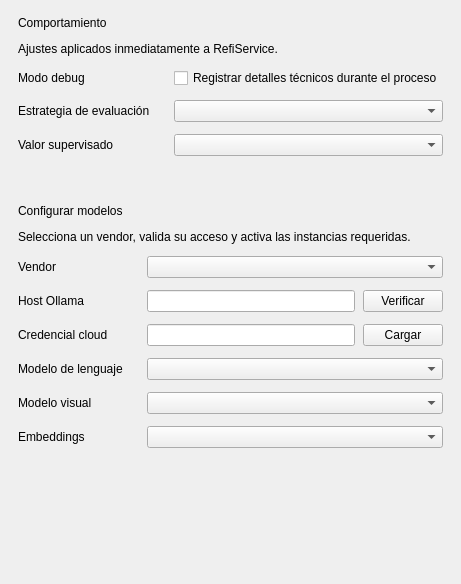
CHOP4NCHO/refi_alpha, file ui_pyqt/forms/config_page.ui: the form before one commit.
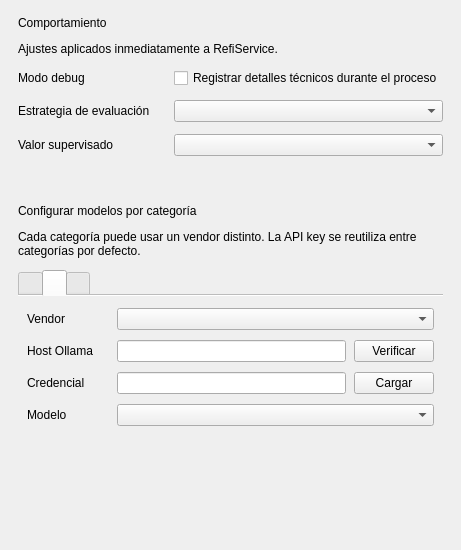
The form after the commit. The open tabs and pages were chosen to show the change.

Commit message: mvp: adecuacion de caso de uso configurar modelos

Diff of the .ui file:
```diff
--- a/ui_pyqt/forms/config_page.ui
+++ b/ui_pyqt/forms/config_page.ui
@@ -73,35 +73,43 @@
       <property name="bottomMargin"><number>18</number></property>
       <item>
        <widget class="QLabel" name="modelTitle">
-        <property name="text"><string>Configurar modelos</string></property>
+        <property name="text"><string>Configurar modelos por categoría</string></property>
        </widget>
       </item>
       <item>
        <widget class="QLabel" name="modelSubtitle">
-        <property name="text"><string>Selecciona un vendor, valida su acceso y activa las instancias requeridas.</string></property>
+        <property name="text"><string>Cada categoría puede usar un vendor distinto. La API key se reutiliza entre categorías por defecto.</string></property>
         <property name="muted" stdset="0"><bool>true</bool></property>
         <property name="wordWrap"><bool>true</bool></property>
        </widget>
       </item>
       <item>
-       <layout class="QFormLayout" name="modelForm">
+       <widget class="QTabWidget" name="category_tabs">
+        <property name="documentMode"><bool>true</bool></property>
+        <widget class="QWidget" name="tab_llm">
+         <layout class="QVBoxLayout" name="llmTabLayout">
+          <property name="spacing"><number>10</number></property>
+          <property name="topMargin"><number>12</number></property>
+          <property name="bottomMargin"><number>12</number></property>
+          <item>
+           <layout class="QFormLayout" name="llmForm">
         <property name="horizontalSpacing"><number>24</number></property>
         <item row="0" column="0">
-         <widget class="QLabel" name="providerLabel">
+             <widget class="QLabel" name="llmVendorLabel">
           <property name="text"><string>Vendor</string></property>
          </widget>
         </item>
         <item row="0" column="1">
-         <widget class="QComboBox" name="provider_combo"/>
+             <widget class="QComboBox" name="llm_vendor_combo"/>
         </item>
         <item row="1" column="0">
-         <widget class="QLabel" name="ollamaHostLabel">
+             <widget class="QLabel" name="llmOllamaHostLabel">
           <property name="text"><string>Host Ollama</string></property>
          </widget>
         </item>
         <item row="1" column="1">
-         <widget class="QWidget" name="ollama_host_container">
-          <layout class="QHBoxLayout" name="ollamaHostLayout">
+             <widget class="QWidget" name="llm_ollama_host_container">
+              <layout class="QHBoxLayout" name="llmOllamaHostLayout">
            <property name="spacing"><number>8</number></property>
            <property name="leftMargin"><number>0</number></property>
            <property name="topMargin"><number>0</number></property>
@@ -119,13 +127,13 @@
          </widget>
         </item>
         <item row="2" column="0">
-         <widget class="QLabel" name="geminiKeyLabel">
-          <property name="text"><string>Credencial cloud</string></property>
+             <widget class="QLabel" name="llmKeyLabel">
+              <property name="text"><string>Credencial</string></property>
          </widget>
         </item>
         <item row="2" column="1">
-         <widget class="QWidget" name="gemini_key_container">
-          <layout class="QHBoxLayout" name="geminiKeyLayout">
+             <widget class="QWidget" name="llm_key_container">
+              <layout class="QHBoxLayout" name="llmKeyLayout">
            <property name="spacing"><number>8</number></property>
            <property name="leftMargin"><number>0</number></property>
            <property name="topMargin"><number>0</number></property>
@@ -143,27 +151,177 @@
          </widget>
         </item>
         <item row="3" column="0">
-         <widget class="QLabel" name="llmLabel">
-          <property name="text"><string>Modelo de lenguaje</string></property>
+             <widget class="QLabel" name="llmModelLabel">
+              <property name="text"><string>Modelo</string></property>
          </widget>
         </item>
         <item row="3" column="1">
          <widget class="QComboBox" name="llm_combo"/>
         </item>
-        <item row="4" column="0">
-         <widget class="QLabel" name="vlmLabel">
-          <property name="text"><string>Modelo visual</string></property>
-         </widget>
-        </item>
-        <item row="4" column="1">
+           </layout>
+          </item>
+          <item>
+           <widget class="QLabel" name="llm_status_label">
+            <property name="text"><string/></property>
+            <property name="muted" stdset="0"><bool>true</bool></property>
+            <property name="wordWrap"><bool>true</bool></property>
+           </widget>
+          </item>
+         </layout>
+        </widget>
+        <widget class="QWidget" name="tab_vlm">
+         <layout class="QVBoxLayout" name="vlmTabLayout">
+          <property name="spacing"><number>10</number></property>
+          <property name="topMargin"><number>12</number></property>
+          <property name="bottomMargin"><number>12</number></property>
+          <item>
+           <layout class="QFormLayout" name="vlmForm">
+            <property name="horizontalSpacing"><number>24</number></property>
+            <item row="0" column="0">
+             <widget class="QLabel" name="vlmVendorLabel">
+              <property name="text"><string>Vendor</string></property>
+             </widget>
+            </item>
+            <item row="0" column="1">
+             <widget class="QComboBox" name="vlm_vendor_combo"/>
+            </item>
+            <item row="1" column="0">
+             <widget class="QLabel" name="vlmOllamaHostLabel">
+              <property name="text"><string>Host Ollama</string></property>
+             </widget>
+            </item>
+            <item row="1" column="1">
+             <widget class="QWidget" name="vlm_ollama_host_container">
+              <layout class="QHBoxLayout" name="vlmOllamaHostLayout">
+               <property name="spacing"><number>8</number></property>
+               <property name="leftMargin"><number>0</number></property>
+               <property name="topMargin"><number>0</number></property>
+               <property name="rightMargin"><number>0</number></property>
+               <property name="bottomMargin"><number>0</number></property>
+               <item>
+                <widget class="QLineEdit" name="vlm_ollama_host_input"/>
+               </item>
+               <item>
+                <widget class="QPushButton" name="vlm_ollama_verify_button">
+                 <property name="text"><string>Verificar</string></property>
+                </widget>
+               </item>
+              </layout>
+             </widget>
+            </item>
+            <item row="2" column="0">
+             <widget class="QLabel" name="vlmKeyLabel">
+              <property name="text"><string>Credencial</string></property>
+             </widget>
+            </item>
+            <item row="2" column="1">
+             <widget class="QWidget" name="vlm_key_container">
+              <layout class="QHBoxLayout" name="vlmKeyLayout">
+               <property name="spacing"><number>8</number></property>
+               <property name="leftMargin"><number>0</number></property>
+               <property name="topMargin"><number>0</number></property>
+               <property name="rightMargin"><number>0</number></property>
+               <property name="bottomMargin"><number>0</number></property>
+               <item>
+                <widget class="QLineEdit" name="vlm_key_input"/>
+               </item>
+               <item>
+                <widget class="QPushButton" name="vlm_key_apply_button">
+                 <property name="text"><string>Cargar</string></property>
+                </widget>
+               </item>
+              </layout>
+             </widget>
+            </item>
+            <item row="3" column="0">
+             <widget class="QLabel" name="vlmModelLabel">
+              <property name="text"><string>Modelo</string></property>
+             </widget>
+            </item>
+            <item row="3" column="1">
          <widget class="QComboBox" name="vlm_combo"/>
         </item>
-        <item row="5" column="0">
-         <widget class="QLabel" name="embeddingLabel">
-          <property name="text"><string>Embeddings</string></property>
-         </widget>
-        </item>
-        <item row="5" column="1">
+           </layout>
+          </item>
+          <item>
+           <widget class="QLabel" name="vlm_status_label">
+            <property name="text"><string/></property>
+            <property name="muted" stdset="0"><bool>true</bool></property>
+            <property name="wordWrap"><bool>true</bool></property>
+           </widget>
+          </item>
+         </layout>
+        </widget>
+        <widget class="QWidget" name="tab_embedding">
+         <layout class="QVBoxLayout" name="embeddingTabLayout">
+          <property name="spacing"><number>10</number></property>
+          <property name="topMargin"><number>12</number></property>
+          <property name="bottomMargin"><number>12</number></property>
+          <item>
+           <layout class="QFormLayout" name="embeddingForm">
+            <property name="horizontalSpacing"><number>24</number></property>
+            <item row="0" column="0">
+             <widget class="QLabel" name="embeddingVendorLabel">
+              <property name="text"><string>Vendor</string></property>
+             </widget>
+            </item>
+            <item row="0" column="1">
+             <widget class="QComboBox" name="embedding_vendor_combo"/>
+            </item>
+            <item row="1" column="0">
+             <widget class="QLabel" name="embeddingOllamaHostLabel">
+              <property name="text"><string>Host Ollama</string></property>
+             </widget>
+            </item>
+            <item row="1" column="1">
+             <widget class="QWidget" name="embedding_ollama_host_container">
+              <layout class="QHBoxLayout" name="embeddingOllamaHostLayout">
+               <property name="spacing"><number>8</number></property>
+               <property name="leftMargin"><number>0</number></property>
+               <property name="topMargin"><number>0</number></property>
+               <property name="rightMargin"><number>0</number></property>
+               <property name="bottomMargin"><number>0</number></property>
+               <item>
+                <widget class="QLineEdit" name="embedding_ollama_host_input"/>
+               </item>
+               <item>
+                <widget class="QPushButton" name="embedding_ollama_verify_button">
+                 <property name="text"><string>Verificar</string></property>
+                </widget>
+               </item>
+              </layout>
+             </widget>
+            </item>
+            <item row="2" column="0">
+             <widget class="QLabel" name="embeddingKeyLabel">
+              <property name="text"><string>Credencial</string></property>
+             </widget>
+            </item>
+            <item row="2" column="1">
+             <widget class="QWidget" name="embedding_key_container">
+              <layout class="QHBoxLayout" name="embeddingKeyLayout">
+               <property name="spacing"><number>8</number></property>
+               <property name="leftMargin"><number>0</number></property>
+               <property name="topMargin"><number>0</number></property>
+               <property name="rightMargin"><number>0</number></property>
+               <property name="bottomMargin"><number>0</number></property>
+               <item>
+                <widget class="QLineEdit" name="embedding_key_input"/>
+               </item>
+               <item>
+                <widget class="QPushButton" name="embedding_key_apply_button">
+                 <property name="text"><string>Cargar</string></property>
+                </widget>
+               </item>
+              </layout>
+             </widget>
+            </item>
+            <item row="3" column="0">
+             <widget class="QLabel" name="embeddingModelLabel">
+              <property name="text"><string>Modelo</string></property>
+             </widget>
+            </item>
+            <item row="3" column="1">
          <widget class="QComboBox" name="embedding_combo"/>
         </item>
        </layout>
@@ -175,11 +333,8 @@
         <property name="wordWrap"><bool>true</bool></property>
        </widget>
       </item>
-      <item>
-       <widget class="QLabel" name="credential_status_label">
-        <property name="text"><string/></property>
-        <property name="muted" stdset="0"><bool>true</bool></property>
-        <property name="wordWrap"><bool>true</bool></property>
+         </layout>
+        </widget>
        </widget>
       </item>
       <item>
```
Left out of the diff: 10 changed lines with no effect on the pictures. Lines whose indentation alone changed are shown as unchanged. The commit also changes 11 other files.
